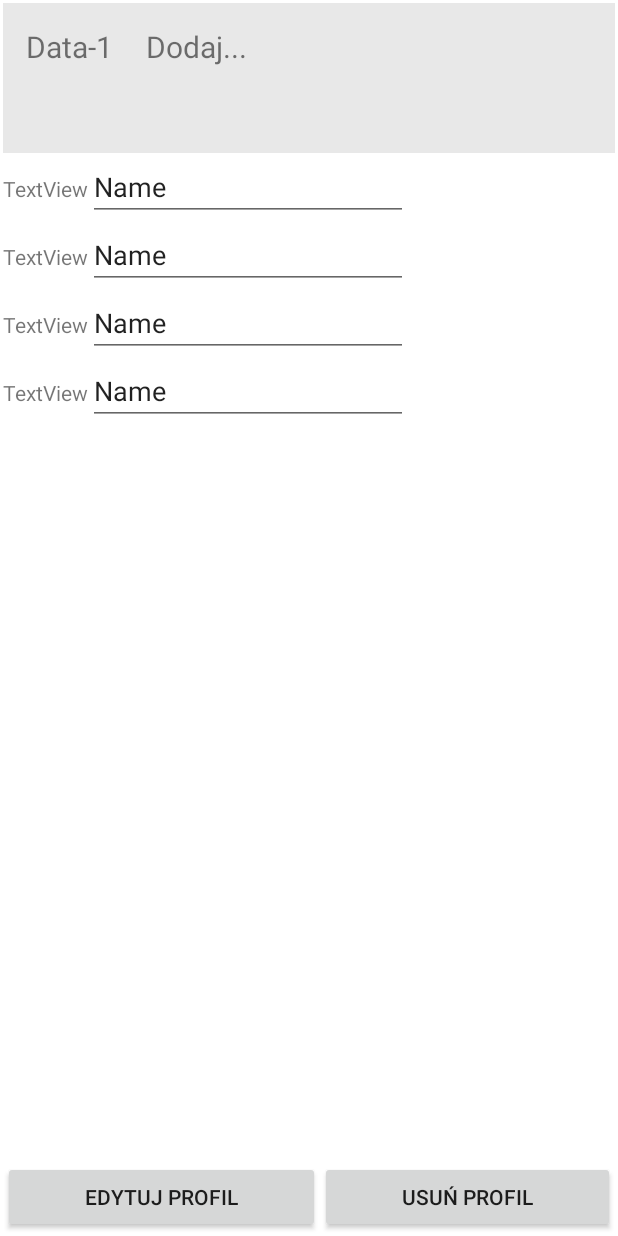
After one commit to wojole94/android-app-us, an Android app: the fragment TabFragment placed in its activity, on a phone screen of 412 x 824 dp. The commit adds this screen. Run offline under Robolectric (Android 15) with nearby library versions, the phone set to English and light mode, and no system bars; our stand-ins replace ButterKnife.

Commit message:
*main activity layout creation

```diff
--- a/sky-scanner-app-view/app/build.gradle
+++ b/sky-scanner-app-view/app/build.gradle
@@ -3,6 +3,10 @@ apply plugin: 'com.android.application'
 android {
     compileSdkVersion 29
     buildToolsVersion "29.0.2"
+    compileOptions {
+        sourceCompatibility JavaVersion.VERSION_1_8
+        targetCompatibility JavaVersion.VERSION_1_8
+    }
     defaultConfig {
         applicationId "pl.studia.android.skyscanner.view"
         minSdkVersion 24
@@ -25,6 +29,8 @@ dependencies {
     implementation 'com.google.android.material:material:1.0.0'
     implementation 'androidx.constraintlayout:constraintlayout:1.1.3'
     implementation 'androidx.lifecycle:lifecycle-extensions:2.0.0'
+    implementation 'com.jakewharton:butterknife:10.2.1'
+    annotationProcessor 'com.jakewharton:butterknife-compiler:10.2.1'
     testImplementation 'junit:junit:4.12'
     androidTestImplementation 'androidx.test.ext:junit:1.1.0'
     androidTestImplementation 'androidx.test.espresso:espresso-core:3.1.1'
--- a/sky-scanner-app-view/app/src/main/java/pl/studia/android/skyscanner/view/MainActivity.java
+++ b/sky-scanner-app-view/app/src/main/java/pl/studia/android/skyscanner/view/MainActivity.java
@@ -1,62 +1,75 @@
 package pl.studia.android.skyscanner.view;
 
+import android.app.FragmentTransaction;
 import android.os.Bundle;
-import com.google.android.material.floatingactionbutton.FloatingActionButton;
-import com.google.android.material.snackbar.Snackbar;
+import android.view.View;
+import android.view.ViewGroup;
+import android.widget.TextView;
 import com.google.android.material.tabs.TabLayout;
+import androidx.appcompat.app.AppCompatActivity;
+import androidx.viewpager.widget.ViewPager;
 
-import androidx.fragment.app.Fragment;
-import androidx.viewpager.widget.ViewPager;
-import androidx.appcompat.app.AppCompatActivity;
-import android.view.Menu;
-import android.view.MenuItem;
-import android.view.View;
+import butterknife.ButterKnife;
 
-import pl.studia.android.skyscanner.view.ui.main.PageViewModel;
-import pl.studia.android.skyscanner.view.ui.main.PlaceholderFragment;
-import pl.studia.android.skyscanner.view.ui.main.SectionsPagerAdapter;
 
-public class MainActivity extends AppCompatActivity {
+public class MainActivity extends AppCompatActivity{
+
+    protected ViewPager viewPager;
+    protected TabLayout tabs;
+     TextView txtMsg;
+    ViewGroup scrollViewgroup;
+    //@BindView(R.id.Badd)Button addButton;
+    //@BindView(R.id.Bedit) Button editButton;
+    //@BindView(R.id.Bdel) Button delButton;
+
+    String[] items = { "Data-1", "Dodaj..." };
 
     @Override
     protected void onCreate(Bundle savedInstanceState) {
         super.onCreate(savedInstanceState);
         setContentView(R.layout.activity_main);
-
-        ViewPager viewPager = findViewById(R.id.view_pager);
-        SectionsPagerAdapter sectionsPagerAdapter = new SectionsPagerAdapter(this, getSupportFragmentManager());
-        viewPager.setAdapter(sectionsPagerAdapter);
-
-        TabLayout tabs = findViewById(R.id.tabs);
-        tabs.setupWithViewPager(viewPager);
+        scrollViewgroup = findViewById(R.id.viewgroup);
+        ButterKnife.bind(this);
 
 
-        //Getting current selected page pageviewmodel text
-        //TODO right now it returns null refernce (check edit button) - to investigate why by using logger - remind in xieskis notes
-        //TODO more datails desribed in evernote notepad under name "Android - notatki".
-        Integer currItemID = viewPager.getCurrentItem();
-        Fragment currentFragment = sectionsPagerAdapter.getItem(currItemID);
-        final PageViewModel pageViewModel = ((PlaceholderFragment) currentFragment).getPageViewModel();
+
+        for (int i = 0; i < items.length; i++) {
+            final View singleFrame = getLayoutInflater().inflate(
+                    R.layout.frame_icon_caption, null);
+            singleFrame.setId(i);
+            TextView caption = singleFrame.findViewById(R.id.caption);
+            caption.setText(items[i]);
+            scrollViewgroup.addView(singleFrame);
+            if (i != items.length - 1) {
+                singleFrame.setOnClickListener(new View.OnClickListener() {
+                    @Override
+                    public void onClick(View v) {
+                        //Setting new fragment at tab
+                        FragmentTransaction ft = getFragmentManager().beginTransaction();
+                        TabFragment tabFragment = TabFragment.newInstance();
+                        ft.replace(R.id.tab_holder, tabFragment);
+                        ft.commit();
+                    }
+                });
+            } else {
+                singleFrame.setOnClickListener(new View.OnClickListener() {
+                    @Override
+                    public void onClick(View v) {
+                        //Setting new fragment at tab
+                        FragmentTransaction ft = getFragmentManager().beginTransaction();
+                        AddTabFragment addTabFragment = AddTabFragment.newInstance();
+                        ft.replace(R.id.tab_holder, addTabFragment);
+                        ft.commit();
+                    }
+                });
+            }
 
 
-        FloatingActionButton add_fab = findViewById(R.id.add_fab);
-        FloatingActionButton edit_fab = findViewById(R.id.edit_fab);
+        }
 
-        add_fab.setOnClickListener(new View.OnClickListener() {
-            @Override
-            public void onClick(View view) {
-                Snackbar.make(view, "Replace kurwa gunwo", Snackbar.LENGTH_LONG)
-                        .setAction("Action", null).show();
-            }
-        });
 
-        edit_fab.setOnClickListener(new View.OnClickListener() {
-            @Override
-            public void onClick(View view) {
-                Snackbar.make(view, "Invoking edit button on " + pageViewModel.getText(), Snackbar.LENGTH_LONG)
-                        .setAction("Action", null).show();
-            }
-        });
+
+
 
 
     }
--- /dev/null
+++ b/sky-scanner-app-view/app/src/main/java/pl/studia/android/skyscanner/view/TabFragment.java
@@ -0,0 +1,46 @@
+package pl.studia.android.skyscanner.view;
+
+import android.content.Context;
+import android.os.Bundle;
+import android.view.LayoutInflater;
+import android.view.View;
+import android.view.ViewGroup;
+import android.widget.LinearLayout;
+
+import androidx.annotation.NonNull;
+import androidx.annotation.Nullable;
+import android.app.Fragment;
+
+
+public class TabFragment extends Fragment {
+
+
+    MainActivity main;
+    Context context = null;
+
+    public static TabFragment newInstance(){
+        TabFragment fragment = new TabFragment();
+        Bundle args = new Bundle();
+        fragment.setArguments(args);
+        return fragment;
+    }
+
+    @Override
+    public void onCreate(Bundle savedInstanceState) {
+        super.onCreate(savedInstanceState);
+        try {
+            context = getActivity(); // use this reference to invoke main callbacks
+            main = (MainActivity) getActivity();
+        } catch (IllegalStateException e) {
+            throw new IllegalStateException(
+                    "MainActivity must implement callbacks");
+        }
+    }
+
+    @Nullable
+    @Override
+    public View onCreateView(@NonNull LayoutInflater inflater, @Nullable ViewGroup container, @Nullable Bundle savedInstanceState) {
+        LinearLayout standard_tab_layout =(LinearLayout) inflater.inflate(R.layout.standard_tab_layout, null);
+        return standard_tab_layout;
+    }
+}
--- a/sky-scanner-app-view/app/src/main/res/layout/activity_main.xml
+++ b/sky-scanner-app-view/app/src/main/res/layout/activity_main.xml
@@ -1,62 +1,34 @@
 <?xml version="1.0" encoding="utf-8"?>
-<androidx.coordinatorlayout.widget.CoordinatorLayout
+<LinearLayout
     xmlns:android="http://schemas.android.com/apk/res/android"
-    xmlns:app="http://schemas.android.com/apk/res-auto"
-    xmlns:tools="http://schemas.android.com/tools"
     android:layout_width="match_parent"
     android:layout_height="match_parent"
-    tools:context=".MainActivity">
+    android:background="#ffffffff"
+    android:orientation="vertical"
+    android:padding="2dp">
 
-    <com.google.android.material.appbar.AppBarLayout
+
+    <HorizontalScrollView
+        android:layout_width="match_parent"
         android:layout_height="wrap_content"
-        android:layout_width="match_parent"
-        android:theme="@style/AppTheme.AppBarOverlay">
-
-        <TextView
-            android:id="@+id/title"
+        android:background="#44aaaaaa">
+        <LinearLayout
+            android:id="@+id/viewgroup"
             android:layout_width="wrap_content"
             android:layout_height="wrap_content"
-            android:gravity="center"
-            android:minHeight="?actionBarSize"
-            android:padding="@dimen/appbar_padding"
-            android:text="@string/app_name"
-            android:textAppearance="@style/TextAppearance.Widget.AppCompat.Toolbar.Title"/>
+            android:orientation="horizontal"
+            android:padding="10dip" >
+        </LinearLayout>
 
-        <com.google.android.material.tabs.TabLayout
-            android:id="@+id/tabs"
-            android:layout_width="match_parent"
-            android:layout_height="wrap_content"
-            android:background="?attr/colorPrimary"/>
-    </com.google.android.material.appbar.AppBarLayout>
+    </HorizontalScrollView>
 
-    <androidx.viewpager.widget.ViewPager
-        android:id="@+id/view_pager"
+    <FrameLayout
+        android:id="@+id/tab_holder"
         android:layout_width="match_parent"
-        android:layout_height="match_parent"
-        app:layout_behavior="@string/appbar_scrolling_view_behavior"/>
+        android:layout_height="match_parent">
 
-    <com.google.android.material.floatingactionbutton.FloatingActionButton
-        android:id="@+id/add_fab"
-        android:layout_width="wrap_content"
-        android:layout_height="wrap_content"
-        android:layout_gravity="bottom|end"
-        android:layout_margin="@dimen/add_fab_margin"
-        app:srcCompat="@android:drawable/ic_menu_add" />
-    <com.google.android.material.floatingactionbutton.FloatingActionButton
-        android:id="@+id/edit_fab"
-        android:layout_width="wrap_content"
-        android:layout_height="wrap_content"
-        android:layout_gravity="bottom|end"
-        android:layout_marginBottom="@dimen/edit_fab_bottom_margin"
-        android:layout_marginRight="@dimen/edit_fab_right_margin"
-        app:srcCompat="@android:drawable/ic_menu_edit" />
-    <com.google.android.material.floatingactionbutton.FloatingActionButton
-        android:id="@+id/del_fab"
-        android:layout_width="wrap_content"
-        android:layout_height="wrap_content"
-        android:layout_gravity="bottom|end"
-        android:layout_marginBottom="@dimen/del_fab_bottom_margin"
-        android:layout_marginRight="@dimen/del_fab_right_margin"
-        app:srcCompat="@android:drawable/ic_menu_delete" />
+    </FrameLayout>
 
-</androidx.coordinatorlayout.widget.CoordinatorLayout>
+
+
+</LinearLayout>
--- /dev/null
+++ b/sky-scanner-app-view/app/src/main/res/layout/frame_icon_caption.xml
@@ -0,0 +1,15 @@
+<?xml version="1.0" encoding="UTF-8"?>
+<LinearLayout
+    xmlns:android="http://schemas.android.com/apk/res/android"
+    android:layout_width="match_parent"
+    android:layout_height="wrap_content"
+    android:orientation="vertical" >
+    <TextView
+        android:id="@+id/caption"
+        android:layout_width="80dp"
+        android:layout_height="80dp"
+        android:paddingLeft="5dp"
+        android:paddingRight="5dp"
+        android:paddingTop="5dp"
+        android:textSize="20sp" />
+</LinearLayout>
--- /dev/null
+++ b/sky-scanner-app-view/app/src/main/res/layout/standard_tab_layout.xml
@@ -0,0 +1,142 @@
+<?xml version="1.0" encoding="utf-8"?>
+<LinearLayout xmlns:android="http://schemas.android.com/apk/res/android"
+    android:orientation="vertical" android:layout_width="match_parent"
+    android:layout_height="match_parent">
+
+
+    <TableLayout
+        android:layout_width="match_parent"
+        android:layout_height="wrap_content">
+
+        <TableRow
+            android:layout_width="match_parent"
+            android:layout_height="match_parent" >
+
+            <LinearLayout
+                android:layout_width="match_parent"
+                android:layout_height="match_parent"
+                android:orientation="horizontal">
+
+                <TextView
+                    android:id="@+id/textView4"
+                    android:layout_width="wrap_content"
+                    android:layout_height="wrap_content"
+                    android:layout_weight="1"
+                    android:text="TextView" />
+
+                <EditText
+                    android:id="@+id/editText"
+                    android:layout_width="wrap_content"
+                    android:layout_height="wrap_content"
+                    android:layout_weight="1"
+                    android:ems="10"
+                    android:inputType="textPersonName"
+                    android:text="Name" />
+            </LinearLayout>
+        </TableRow>
+
+        <TableRow
+            android:layout_width="match_parent"
+            android:layout_height="match_parent" >
+
+            <LinearLayout
+                android:layout_width="match_parent"
+                android:layout_height="match_parent"
+                android:orientation="horizontal">
+
+                <TextView
+                    android:id="@+id/textView5"
+                    android:layout_width="wrap_content"
+                    android:layout_height="wrap_content"
+                    android:layout_weight="1"
+                    android:text="TextView" />
+
+                <EditText
+                    android:id="@+id/editText2"
+                    android:layout_width="wrap_content"
+                    android:layout_height="wrap_content"
+                    android:layout_weight="1"
+                    android:ems="10"
+                    android:inputType="textPersonName"
+                    android:text="Name" />
+            </LinearLayout>
+        </TableRow>
+
+        <TableRow
+            android:layout_width="match_parent"
+            android:layout_height="match_parent" >
+
+            <LinearLayout
+                android:layout_width="match_parent"
+                android:layout_height="match_parent"
+                android:orientation="horizontal">
+
+                <TextView
+                    android:id="@+id/textView6"
+                    android:layout_width="wrap_content"
+                    android:layout_height="wrap_content"
+                    android:layout_weight="1"
+                    android:text="TextView" />
+
+                <EditText
+                    android:id="@+id/editText3"
+                    android:layout_width="wrap_content"
+                    android:layout_height="wrap_content"
+                    android:layout_weight="1"
+                    android:ems="10"
+                    android:inputType="textPersonName"
+                    android:text="Name" />
+            </LinearLayout>
+        </TableRow>
+
+        <TableRow
+            android:layout_width="match_parent"
+            android:layout_height="match_parent" >
+
+            <LinearLayout
+                android:layout_width="match_parent"
+                android:layout_height="match_parent"
+                android:orientation="horizontal">
+
+                <TextView
+                    android:id="@+id/textView7"
+                    android:layout_width="wrap_content"
+                    android:layout_height="wrap_content"
+                    android:layout_weight="1"
+                    android:text="TextView" />
+
+                <EditText
+                    android:id="@+id/editText4"
+                    android:layout_width="wrap_content"
+                    android:layout_height="wrap_content"
+                    android:layout_weight="1"
+                    android:ems="10"
+                    android:inputType="textPersonName"
+                    android:text="Name" />
+            </LinearLayout>
+        </TableRow>
+    </TableLayout>
+
+    <LinearLayout
+        android:layout_width="match_parent"
+        android:layout_height="match_parent"
+        android:orientation="horizontal"
+        android:gravity="bottom|center">
+
+        <Button
+            android:id="@+id/Bedit"
+            android:layout_width="wrap_content"
+            android:layout_height="wrap_content"
+            android:layout_weight="1"
+            android:text="@string/edit_button" />
+
+        <Button
+            android:id="@+id/Bdel"
+            android:layout_width="wrap_content"
+            android:layout_height="wrap_content"
+            android:layout_weight="1"
+            android:text="@string/del_button" />
+
+
+    </LinearLayout>
+</LinearLayout>
--- a/sky-scanner-app-view/app/src/main/res/values/dimens.xml
+++ b/sky-scanner-app-view/app/src/main/res/values/dimens.xml
@@ -3,8 +3,9 @@
     <dimen name="activity_horizontal_margin">16dp</dimen>
     <dimen name="activity_vertical_margin">16dp</dimen>
     <dimen name="appbar_padding">16dp</dimen>
-    <dimen name="add_fab_margin">16dp</dimen>
-    <dimen name="del_fab_right_margin">87dp</dimen>
+    <dimen name="add_fab_right_margin">87dp</dimen>
+    <dimen name="add_fab_bottom_margin">16dp</dimen>
+    <dimen name="del_fab_right_margin">16dp</dimen>
     <dimen name="del_fab_bottom_margin">16dp</dimen>
     <dimen name="edit_fab_right_margin">158dp</dimen>
     <dimen name="edit_fab_bottom_margin">16dp</dimen>
--- a/sky-scanner-app-view/app/src/main/res/values/strings.xml
+++ b/sky-scanner-app-view/app/src/main/res/values/strings.xml
@@ -3,4 +3,7 @@
     <string name="tab_text_1">Tab 1</string>
     <string name="tab_text_2">Tab 2</string>
     <string name="tab_text_3">Tab 3</string>
+    <string name="add_new_button">DODAJ NOWY PROFIL</string>
+    <string name="edit_button">EDYTUJ PROFIL</string>
+    <string name="del_button">USUŃ PROFIL</string>
 </resources>
--- a/sky-scanner-app-view/build.gradle
+++ b/sky-scanner-app-view/build.gradle
@@ -8,6 +8,7 @@ buildscript {
     }
     dependencies {
         classpath 'com.android.tools.build:gradle:3.5.3'
+
 
         // NOTE: Do not place your application dependencies here; they belong
         // in the individual module build.gradle files
```
Also changed, not shown: sky-scanner-app-view/app/src/main/java/pl/studia/android/skyscanner/view/AddTabFragment.java (added, +47 -0 lines), sky-scanner-app-view/app/src/main/java/pl/studia/android/skyscanner/view/ui/main/PageViewModel.java (deleted, +0 -26 lines), sky-scanner-app-view/app/src/main/java/pl/studia/android/skyscanner/view/ui/main/PlaceholderFragment.java (deleted, +0 -88 lines), sky-scanner-app-view/app/src/main/java/pl/studia/android/skyscanner/view/ui/main/SectionsPagerAdapter.java (deleted, +0 -43 lines), sky-scanner-app-view/app/src/main/res/layout/add_new_tab_layout.xml (added, +12 -0 lines), sky-scanner-app-view/app/src/main/res/layout/fragment_main.xml (deleted, +0 -24 lines).
